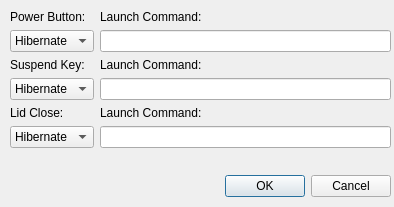
Before: the Qt Designer form settings.ui in fluffymadness/tinypower, drawn with Qt 5.
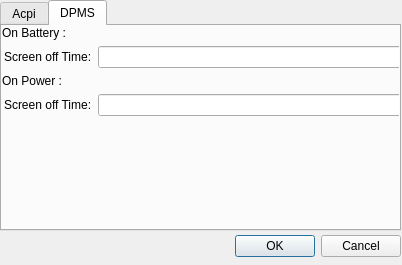
After: the same form once the commit is applied.

Commit message: Added dpms handling

Patch:
```diff
--- a/settings.ui
+++ b/settings.ui
@@ -6,8 +6,8 @@
    <rect>
     <x>0</x>
     <y>0</y>
-    <width>394</width>
-    <height>207</height>
+    <width>402</width>
+    <height>265</height>
    </rect>
   </property>
   <property name="windowTitle">
@@ -16,8 +16,8 @@
   <widget class="QDialogButtonBox" name="buttonBox">
    <property name="geometry">
     <rect>
-     <x>50</x>
-     <y>170</y>
+     <x>60</x>
+     <y>230</y>
      <width>341</width>
      <height>32</height>
     </rect>
@@ -29,12 +29,28 @@
     <set>QDialogButtonBox::Cancel|QDialogButtonBox::Ok</set>
    </property>
   </widget>
+  <widget class="QTabWidget" name="tabWidget">
+   <property name="geometry">
+    <rect>
+     <x>0</x>
+     <y>0</y>
+     <width>401</width>
+     <height>231</height>
+    </rect>
+   </property>
+   <property name="currentIndex">
+    <number>1</number>
+   </property>
+   <widget class="QWidget" name="acpi">
+    <attribute name="title">
+     <string>Acpi</string>
+    </attribute>
   <widget class="QWidget" name="formLayoutWidget">
    <property name="geometry">
     <rect>
-     <x>10</x>
+       <x>0</x>
      <y>10</y>
-     <width>381</width>
+       <width>391</width>
      <height>151</height>
     </rect>
    </property>
@@ -158,14 +174,66 @@
     <item row="5" column="1">
      <widget class="QLineEdit" name="ldCommand"/>
     </item>
-    <item row="0" column="1">
-     <widget class="QLabel" name="label">
+     </layout>
+    </widget>
+   </widget>
+   <widget class="QWidget" name="dpms">
+    <attribute name="title">
+     <string>DPMS</string>
+    </attribute>
+    <widget class="QWidget" name="formLayoutWidget_2">
+     <property name="geometry">
+      <rect>
+       <x>0</x>
+       <y>0</y>
+       <width>401</width>
+       <height>201</height>
+      </rect>
+     </property>
+     <layout class="QFormLayout" name="formLayout_2">
+      <item row="0" column="0">
+       <widget class="QLabel" name="label_7">
       <property name="text">
-       <string>Launch Command:</string>
+         <string>On Battery :</string>
       </property>
      </widget>
     </item>
-   </layout>
+      <item row="1" column="0">
+       <widget class="QLabel" name="label_8">
+        <property name="text">
+         <string>Screen off Time:</string>
+        </property>
+        <property name="indent">
+         <number>2</number>
+        </property>
+       </widget>
+      </item>
+      <item row="1" column="1">
+       <widget class="QLineEdit" name="screenOffBattery"/>
+      </item>
+      <item row="2" column="0">
+       <widget class="QLabel" name="label_9">
+        <property name="text">
+         <string>On Power :</string>
+        </property>
+       </widget>
+      </item>
+      <item row="3" column="0">
+       <widget class="QLabel" name="label_10">
+        <property name="text">
+         <string>Screen off Time:</string>
+        </property>
+        <property name="indent">
+         <number>2</number>
+        </property>
+       </widget>
+      </item>
+      <item row="3" column="1">
+       <widget class="QLineEdit" name="screenOffPlugged"/>
+      </item>
+     </layout>
+    </widget>
+   </widget>
   </widget>
  </widget>
  <resources/>
```
Left out of the diff: 7 changed lines with no effect on the pictures. Lines whose indentation alone changed are shown as unchanged. The commit also changes 2 other files.
